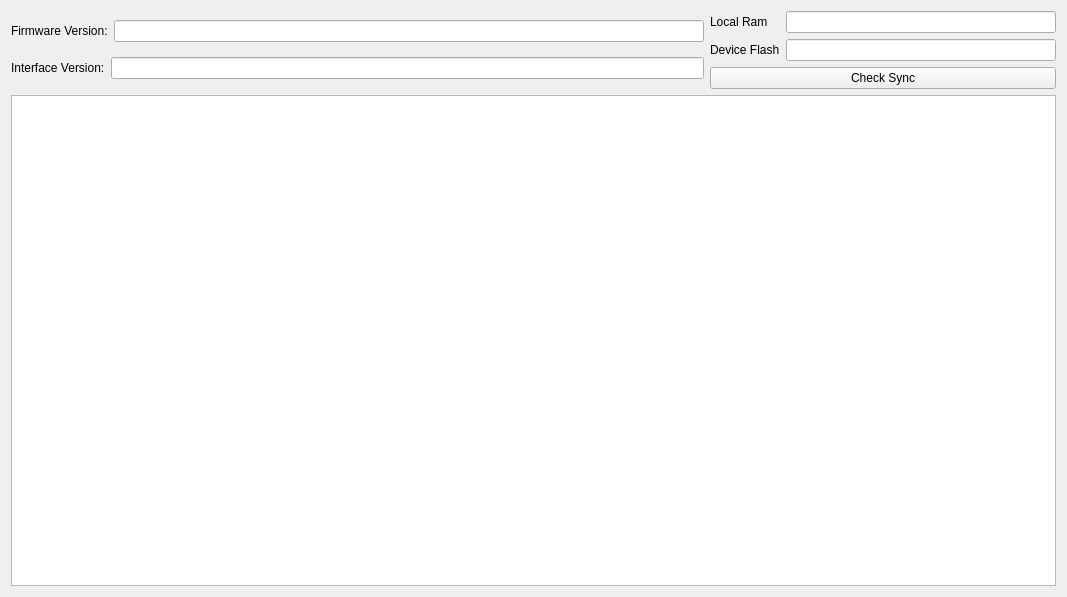
Before: the Qt Designer form core/src/emsinfo.ui in fredcooke/emstudio, drawn with Qt 5.
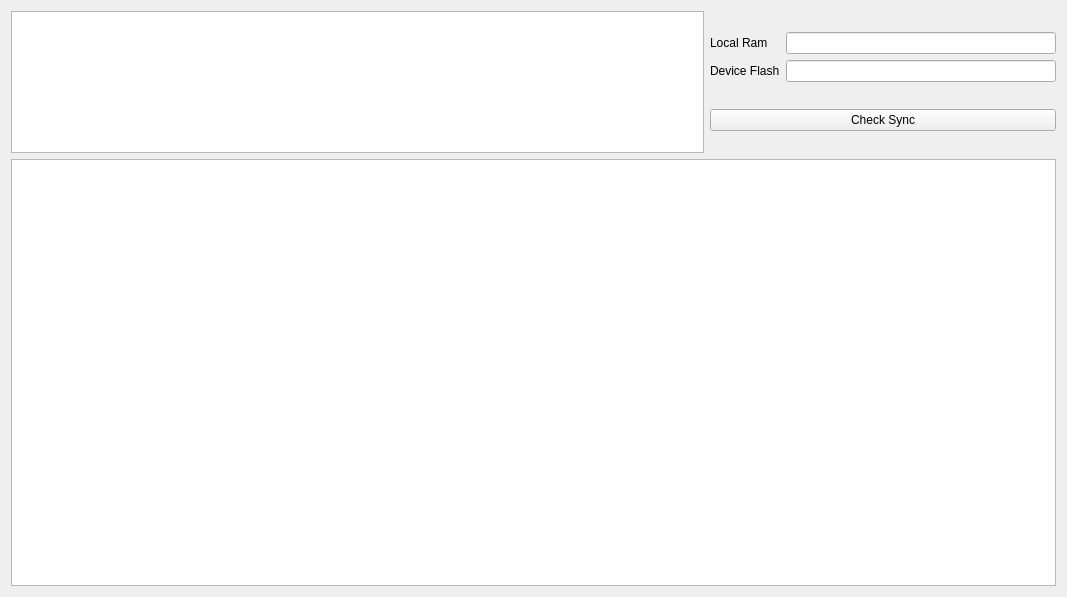
After: the same form once the commit is applied.

Commit message: New Firmware Info view inside of Tunable Memory display, rather than the previous Firmware/Interface version labels

The edit to the form file:
```diff
--- a/core/src/emsinfo.ui
+++ b/core/src/emsinfo.ui
@@ -15,46 +15,13 @@
   </property>
   <layout class="QVBoxLayout" name="verticalLayout_6">
    <item>
-    <layout class="QVBoxLayout" name="verticalLayout_2">
+    <layout class="QVBoxLayout" name="verticalLayout_2" stretch="1,3">
      <item>
       <layout class="QHBoxLayout" name="horizontalLayout_4" stretch="2,1">
        <item>
         <layout class="QVBoxLayout" name="verticalLayout">
          <item>
-          <layout class="QHBoxLayout" name="horizontalLayout">
-           <item>
-            <widget class="QLabel" name="label_4">
-             <property name="text">
-              <string>Firmware Version:</string>
-             </property>
-            </widget>
-           </item>
-           <item>
-            <widget class="QLineEdit" name="firmwareVersionLineEdit">
-             <property name="readOnly">
-              <bool>true</bool>
-             </property>
-            </widget>
-           </item>
-          </layout>
-         </item>
-         <item>
-          <layout class="QHBoxLayout" name="horizontalLayout_2">
-           <item>
-            <widget class="QLabel" name="label_3">
-             <property name="text">
-              <string>Interface Version:</string>
-             </property>
-            </widget>
-           </item>
-           <item>
-            <widget class="QLineEdit" name="interfaceVersionLineEdit">
-             <property name="readOnly">
-              <bool>true</bool>
-             </property>
-            </widget>
-           </item>
-          </layout>
+          <widget class="QTableWidget" name="tableWidget"/>
          </item>
         </layout>
        </item>
```
The commit also changes 6 other files.
